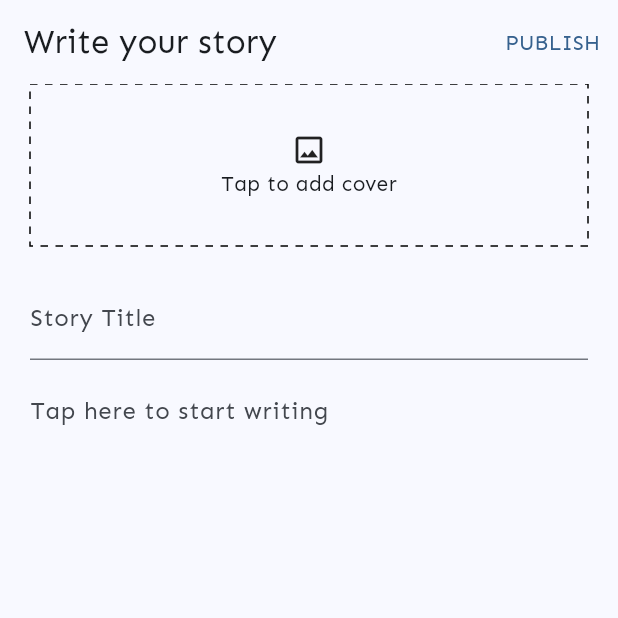
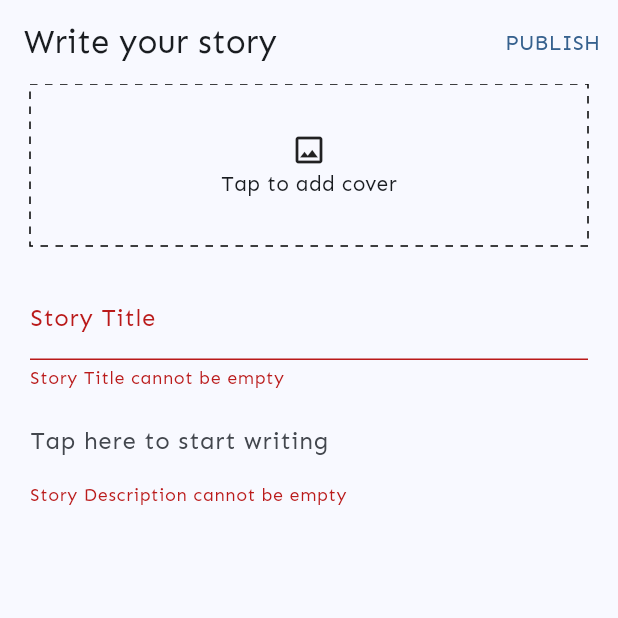
Before and after one commit to WayanPande/katuturangsatwa-apps, a Flutter app: the StoryInput screen opened by its route, after a tap on "PUBLISH", on a phone screen of 412 x 824 dp, the top half of it. Run offline on Flutter 3.47's test engine with Material 2 defaults, Android fonts, the phone set to English and light mode, and no system bars; drawn by our look-alikes of dotted_border; our stand-ins replace carousel_slider, flutter_dotenv, go_router, image_picker, infinite_scroll_pagination, shared_preferences; missing offline and left inert: flutter_sticky_widgets; accounts and stored records are empty.

Commit message:
integrate adding new story

```diff
--- a/lib/screens/story_input.dart
+++ b/lib/screens/story_input.dart
@@ -1,7 +1,14 @@
 import 'package:dotted_border/dotted_border.dart';
 import 'package:flutter/material.dart';
+import 'package:go_router/go_router.dart';
 import 'package:image_picker/image_picker.dart';
 import 'dart:io';
+
+import 'package:katuturangsatwa/service/http_service.dart';
+import 'package:katuturangsatwa/util/data_class.dart';
+import 'package:provider/provider.dart';
+
+import '../providers/users.dart';
 
 class StoryInput extends StatefulWidget {
   StoryInput({Key? key}) : super(key: key);
@@ -16,6 +23,7 @@ class _StoryInputState extends State<StoryInput> {
   TextEditingController title = TextEditingController();
   TextEditingController desc = TextEditingController();
   XFile? image;
+  final _formKey = GlobalKey<FormState>();
 
   final ImagePicker picker = ImagePicker();
 
@@ -29,6 +37,7 @@ class _StoryInputState extends State<StoryInput> {
 
   @override
   void initState() {
+    Provider.of<Users>(context, listen: false).getUserData();
     super.initState();
   }
 
@@ -118,18 +127,87 @@ class _StoryInputState extends State<StoryInput> {
 
   @override
   Widget build(BuildContext context) {
-    // TODO: implement build
+    final user = Provider.of<Users>(context).user;
+
     return Scaffold(
       appBar: AppBar(
         title: const Text("Write your story"),
         actions: [
           TextButton(
-            onPressed: () {},
+            onPressed: () {
+              if (_formKey.currentState!.validate() && user != null) {
+                HttpService()
+                    .registerStory(RegisterStory(
+                        judul_satwa: title.text,
+                        text_satwa: desc.text,
+                        penulis_satwa: user.id.toString(),
+                        img_satwa: File(image!.path)))
+                    .then((value) => {
+                          if (value == 200)
+                            {
+                              ScaffoldMessenger.of(context)
+                                  .showSnackBar(
+                                    SnackBar(
+                                      content: WillPopScope(
+                                        onWillPop: () async {
+                                          return true;
+                                        },
+                                        child: const Text(
+                                            'Success adding new story!'),
+                                      ),
+                                      duration:
+                                          const Duration(milliseconds: 1700),
+                                      width: MediaQuery.of(context).size.width *
+                                          0.7,
+                                      backgroundColor:
+                                          Theme.of(context).primaryColor,
+                                      behavior: SnackBarBehavior.floating,
+                                      shape: RoundedRectangleBorder(
+                                        borderRadius:
+                                            BorderRadius.circular(10.0),
+                                      ),
+                                    ),
+                                  )
+                                  .closed
+                                  .then((value) => context.pop())
+                            }
+                          else
+                            {
+                              ScaffoldMessenger.of(context)
+                                  .showSnackBar(
+                                    SnackBar(
+                                      content: WillPopScope(
+                                        onWillPop: () async {
+                                          return true;
+                                        },
+                                        child: const Text(
+                                            'Fail adding new story!'),
+                                      ),
+                                      duration:
+                                          const Duration(milliseconds: 2000),
+                                      width: MediaQuery.of(context).size.width *
+                                          0.7,
+                                      backgroundColor: Colors.redAccent,
+                                      behavior: SnackBarBehavior.floating,
+                                      shape: RoundedRectangleBorder(
+                                        borderRadius:
+                                            BorderRadius.circular(10.0),
+                                      ),
+                                    ),
+                                  )
+                                  .closed
+                                  .then((value) => context.pop())
+                            }
+                        });
+              }
+            },
             child: const Text("PUBLISH"),
           ),
         ],
       ),
       body: SingleChildScrollView(
+          child: Form(
+        key: _formKey,
         child: Column(
           children: [
             Padding(
@@ -204,6 +282,14 @@ class _StoryInputState extends State<StoryInput> {
                       labelText: "Story Title",
                     ),
                     controller: title,
+                    validator: (value) {
+                      if (value != null) {
+                        if (value.isEmpty) {
+                          return "Story Title cannot be empty";
+                        }
+                      }
+                      return null;
+                    },
                   ),
                   const SizedBox(
                     height: 10,
@@ -215,13 +301,21 @@ class _StoryInputState extends State<StoryInput> {
                     ),
                     maxLines: null,
                     controller: desc,
+                    validator: (value) {
+                      if (value != null) {
+                        if (value.isEmpty) {
+                          return "Story Description cannot be empty";
+                        }
+                      }
+                      return null;
+                    },
                   ),
                 ],
               ),
             ),
           ],
         ),
-      ),
+      )),
     );
   }
 }
--- a/lib/util/data_class.dart
+++ b/lib/util/data_class.dart
@@ -1,14 +1,12 @@
+import 'dart:io';
+
 class Story {
   int? id;
   String? judul;
   String? gambar;
   String? author;
 
-  Story(
-      {this.id,
-      this.judul,
-      this.gambar,
-      this.author});
+  Story({this.id, this.judul, this.gambar, this.author});
 
   Story.fromJson(Map<String, dynamic> json) {
     id = json['id'];
@@ -73,7 +71,6 @@ class StoryDetail {
 }
 
 class LoginData {
-
   final String username, password;
 
   LoginData({
@@ -83,15 +80,26 @@ class LoginData {
 }
 
 class RegisterData {
-
   final String username, password, name, email;
 
-  RegisterData({
-    required this.username,
+  RegisterData(
+      {required this.username,
       required this.password,
       required this.email,
-    required this.name
-  });
+      required this.name});
+}
+
+class RegisterStory {
+  final String judul_satwa, text_satwa, penulis_satwa;
+  final File img_satwa;
+
+  // final int penulis_satwa;
+
+  RegisterStory(
+      {required this.judul_satwa,
+      required this.text_satwa,
+      required this.penulis_satwa,
+      required this.img_satwa});
 }
 
 class User {
```
Also changed, not shown: lib/screens/write.dart (+13 -7 lines), lib/service/http_service.dart (+30 -0 lines). Lines whose indentation alone changed are shown as unchanged.
